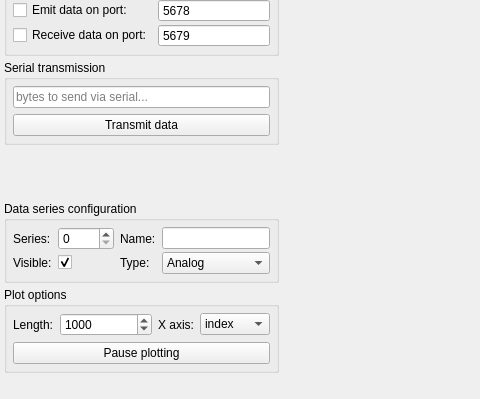
Qt form src/splot/splot.ui (starfishneuroscience/splot) before a commit; both pictures show x 0 to 480 and y 416 to 815 of the 823 by 815 pixel window.
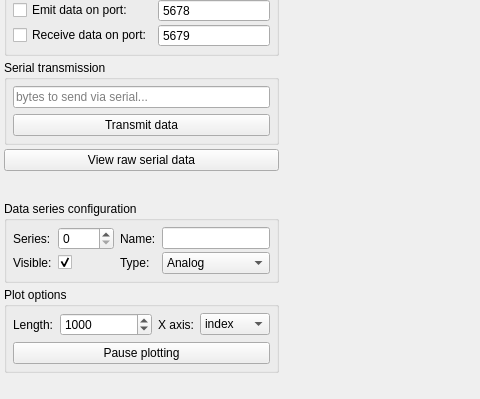
The same form after that commit.

Commit message:
Add raw data viewer (#26)
Add popup window that shows the most recent data received (currently updates at 20 Hz). Does not guarantee showing all data, just the most recent 10kbytes.

What changed in the file:
```diff
--- a/src/splot/splot.ui
+++ b/src/splot/splot.ui
@@ -610,6 +610,13 @@
                </layout>
               </widget>
              </item>
+             <item>
+              <widget class="QPushButton" name="rawDataViewerPushButton">
+               <property name="text">
+                <string>View raw serial data</string>
+               </property>
+              </widget>
+             </item>
              <item>
               <spacer name="verticalSpacer_3">
                <property name="orientation">
```
The commit also changes 3 other files.
